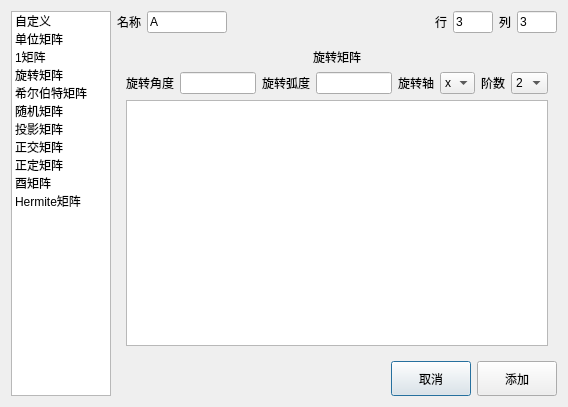
Above: MatrixCalculator-GUI/AddMatrixDialog.ui from luyiming/MatrixCalculator before the change. Below: the same form after it.
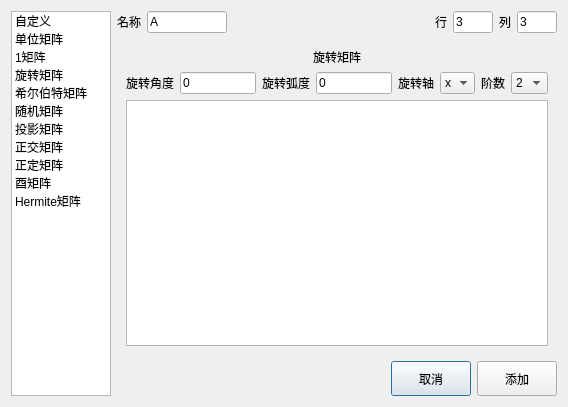
That is the form after the change.

What changed in the file:
```diff
--- a/MatrixCalculator-GUI/AddMatrixDialog.ui
+++ b/MatrixCalculator-GUI/AddMatrixDialog.ui
@@ -362,7 +362,11 @@
             </widget>
            </item>
            <item>
-            <widget class="QLineEdit" name="angleLine"/>
+            <widget class="QLineEdit" name="angleLine">
+             <property name="text">
+              <string>0</string>
+             </property>
+            </widget>
            </item>
            <item>
             <widget class="QLabel" name="label_2">
@@ -372,7 +376,11 @@
             </widget>
            </item>
            <item>
-            <widget class="QLineEdit" name="radianLine"/>
+            <widget class="QLineEdit" name="radianLine">
+             <property name="text">
+              <string>0</string>
+             </property>
+            </widget>
            </item>
            <item>
             <widget class="QLabel" name="label_3">
```
